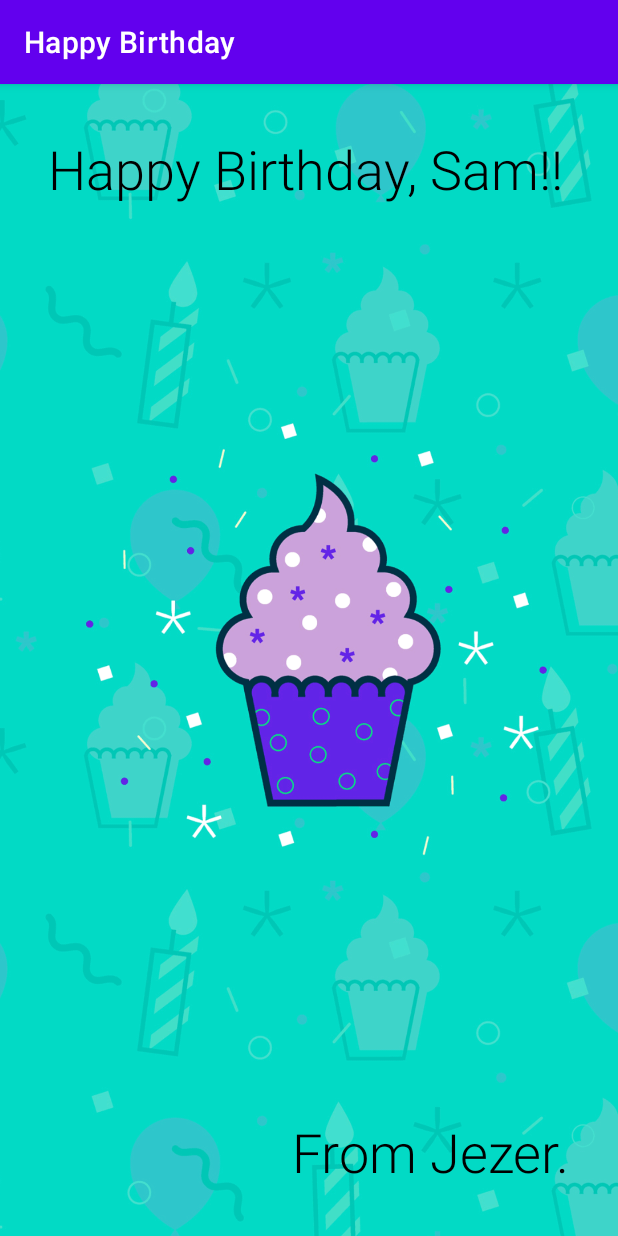
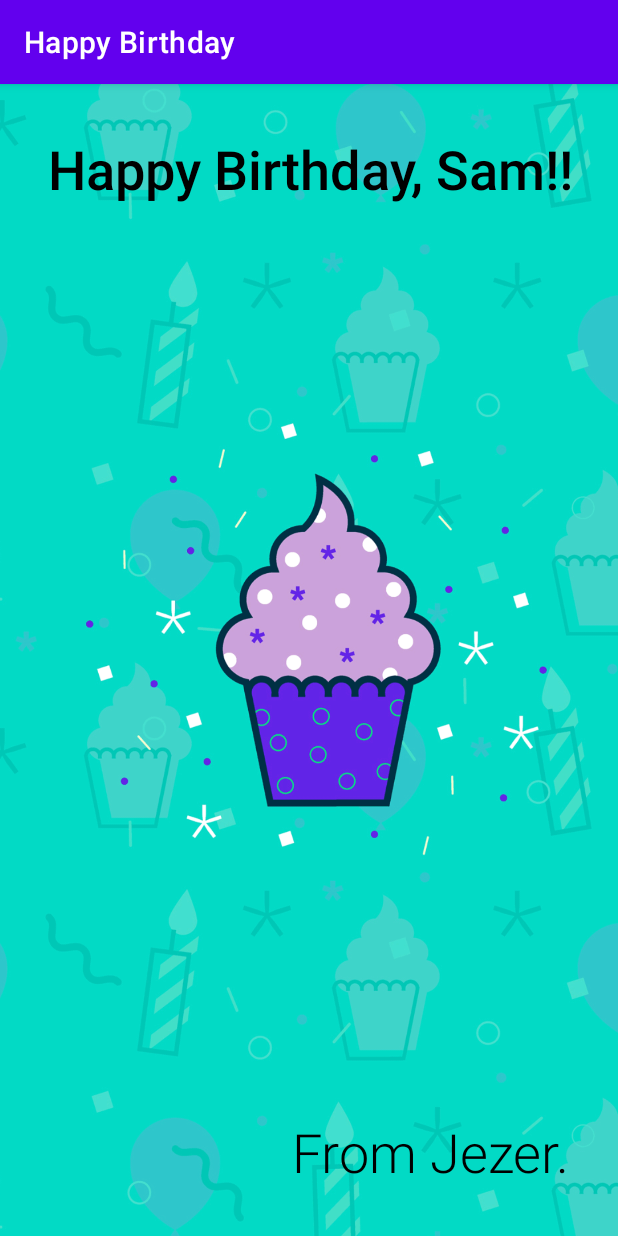
Before and after one commit to JezerMejia/HappyBirthday, an Android app: the screen it shows after launch (MainActivity), on a phone screen of 412 x 824 dp. Run offline under Robolectric (Android 15) with nearby library versions, the phone set to English and light mode, and no system bars.

Commit message:
Happy Birthday message is now bold

```diff
--- a/app/src/main/res/layout/activity_main.xml
+++ b/app/src/main/res/layout/activity_main.xml
@@ -24,7 +24,7 @@
         android:layout_height="wrap_content"
         android:layout_marginStart="32dp"
         android:layout_marginTop="32dp"
-        android:fontFamily="sans-serif-light"
+        android:fontFamily="sans-serif-medium"
         android:text="@string/happy_birthday_text"
         android:textColor="@android:color/black"
         android:textSize="36sp"
```
